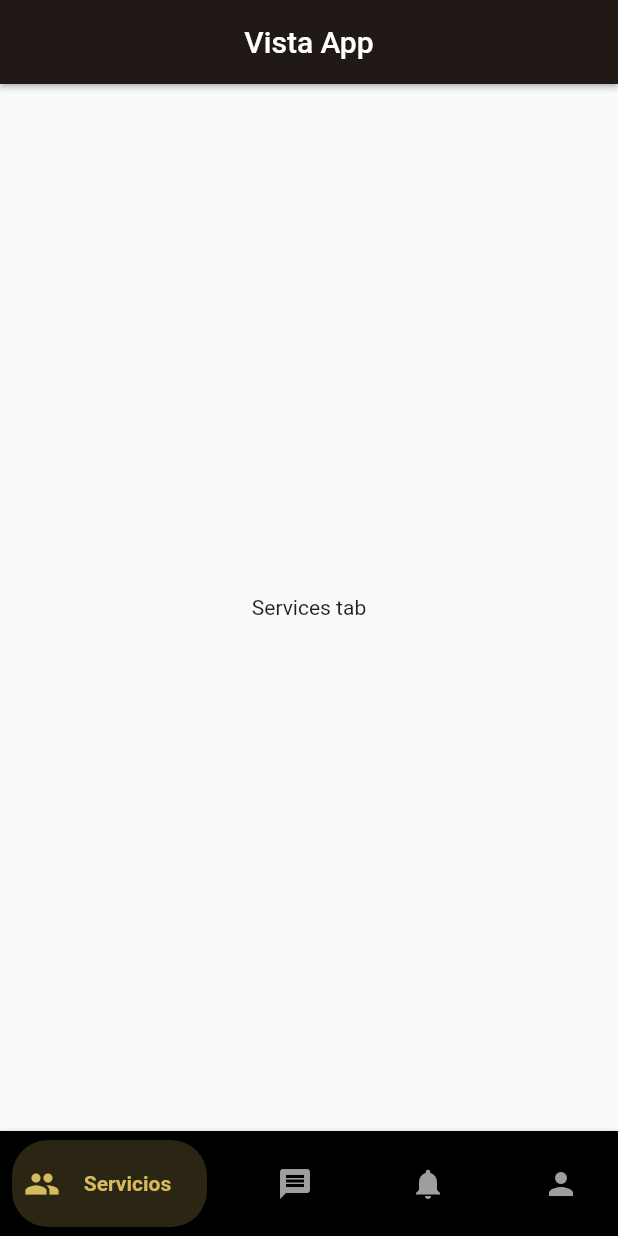
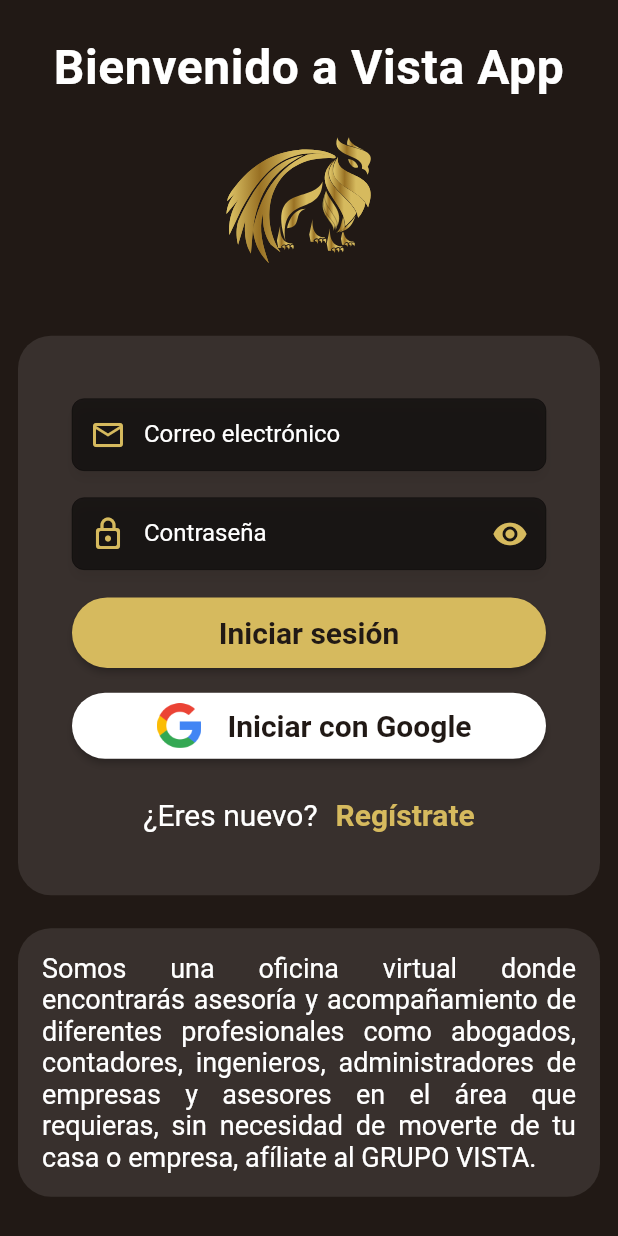
Before and after one commit to paulmrg-461/flutter_vista_app, a Flutter app: the screen it shows after launch, on a phone screen of 412 x 824 dp. Run offline on Flutter 3.47's test engine with Material 2 defaults, Android fonts, the light colour scheme and no system bars; our stand-ins replace flutter_svg.

Commit message:
UI: Login, Register: UI Designs complete

```diff
--- a/lib/main.dart
+++ b/lib/main.dart
@@ -10,12 +10,13 @@
     return MaterialApp(
       title: 'Vista App',
       routes: appRoutes,
-      initialRoute: 'home',
+      initialRoute: 'login',
       theme: ThemeData(
         // brightness: Brightness.light,
         primaryColor: const Color(0xff211915),
-        colorScheme:
-            theme.colorScheme.copyWith(secondary: const Color(0xffD6BA5E)),
+        colorScheme: theme.colorScheme.copyWith(
+            primary: const Color(0xffD6BA5E),
+            secondary: const Color(0xffD6BA5E)),
         appBarTheme: const AppBarTheme(
             color: Color(0xff211915), centerTitle: true, elevation: 1.5),
       ),
--- a/lib/pages/home_page.dart
+++ b/lib/pages/home_page.dart
@@ -1,9 +1,12 @@
+import 'dart:ui';
+
 import 'package:flutter/material.dart';
 import 'package:grupo_vista_app/pages/tabs/chats_tab.dart';
 import 'package:grupo_vista_app/pages/tabs/notifications_tab.dart';
 import 'package:grupo_vista_app/pages/tabs/profile_tab.dart';
 import 'package:grupo_vista_app/pages/tabs/services_tab.dart';
 import 'package:grupo_vista_app/widgets/custom_animateed_bottom_bar.dart';
+import 'package:grupo_vista_app/widgets/custom_appbar.dart';
 
 class HomePage extends StatefulWidget {
   HomePage({Key? key}) : super(key: key);
@@ -20,9 +23,7 @@
   @override
   Widget build(BuildContext context) {
     return Scaffold(
-      appBar: AppBar(
-        title: const Text('Vista App'),
-      ),
+      // appBar: const CustomAppBar(),
       body: getBody(),
       bottomNavigationBar: _buildBottomBar(),
     );
--- /dev/null
+++ b/lib/pages/login_page.dart
@@ -0,0 +1,183 @@
+import 'package:flutter/material.dart';
+import 'package:flutter_svg/svg.dart';
+import 'package:grupo_vista_app/widgets/custom_buttom.dart';
+import 'package:grupo_vista_app/widgets/custom_input.dart';
+
+class LoginPage extends StatelessWidget {
+  const LoginPage({Key? key}) : super(key: key);
+
+  @override
+  Widget build(BuildContext context) {
+    TextEditingController emailController = TextEditingController();
+    TextEditingController passwordController = TextEditingController();
+    return SafeArea(
+      child: Scaffold(
+        // backgroundColor: Colors.black54,
+        backgroundColor: const Color(0xff211915),
+        body: Center(
+          child: SingleChildScrollView(
+            physics: const BouncingScrollPhysics(),
+            child: Column(
+              crossAxisAlignment: CrossAxisAlignment.center,
+              mainAxisAlignment: MainAxisAlignment.center,
+              children: [
+                Column(
+                  children: [
+                    const Text('Bienvenido a Vista App',
+                        textAlign: TextAlign.center,
+                        style: TextStyle(
+                            color: Colors.white,
+                            fontSize: 32,
+                            letterSpacing: 0.4,
+                            fontWeight: FontWeight.w700)),
+                    const SizedBox(
+                      height: 18,
+                    ),
+                    SvgPicture.asset(
+                      'assets/icons/logo_grupo_vista.svg',
+                      semanticsLabel: 'Logo Grupo Vista',
+                      width: MediaQuery.of(context).size.height * 0.3,
+                    ),
+                  ],
+                ),
+                Container(
+                  width: double.infinity,
+                  margin:
+                      const EdgeInsets.symmetric(vertical: 22, horizontal: 12),
+                  padding:
+                      const EdgeInsets.symmetric(vertical: 42, horizontal: 36),
+                  decoration: BoxDecoration(
+                      color: Colors.white10,
+                      borderRadius: BorderRadius.circular(22)),
+                  child: Column(
+                    children: [
+                      CustomInput(
+                        hintText: 'Correo electrónico',
+                        textController: emailController,
+                        icon: Icons.email_outlined,
+                        textInputType: TextInputType.emailAddress,
+                        borderRadius: 8,
+                        backgroundColor: Colors.black54,
+                        borderColor: const Color(0xffD6BA5E),
+                        fontColor: Colors.white,
+                      ),
+                      CustomInput(
+                        hintText: 'Contraseña',
+                        textController: passwordController,
+                        icon: Icons.lock_outline_rounded,
+                        obscureText: true,
+                        passwordVisibility: true,
+                        borderRadius: 8,
+                        backgroundColor: Colors.black54,
+                        borderColor: const Color(0xffD6BA5E),
+                        fontColor: Colors.white,
+                      ),
+                      CustomButton(
+                          text: 'Iniciar sesión',
+                          width: double.infinity,
+                          fontColor: const Color(0xff211915),
+                          fontWeight: FontWeight.bold,
+                          fontSize: 20,
+                          backgroundColor: const Color(0xffD6BA5E),
+                          onPressed: () => print('Mira mama, me aplastaron')),
+                      const _GoogleButton(),
+                      Padding(
+                        padding: const EdgeInsets.only(top: 24),
+                        child: Row(
+                          mainAxisAlignment: MainAxisAlignment.center,
+                          children: [
+                            const Text('¿Eres nuevo?',
+                                style: TextStyle(
+                                    color: Colors.white,
+                                    fontSize: 20,
+                                    fontWeight: FontWeight.w400)),
+                            const SizedBox(
+                              width: 12,
+                            ),
+                            GestureDetector(
+                              onTap: () =>
+                                  Navigator.pushNamed(context, 'register'),
+                              child: const Text('Regístrate',
+                                  style: TextStyle(
+                                      color: Color(0xffD6BA5E),
+                                      fontSize: 20,
+                                      fontWeight: FontWeight.w700)),
+                            ),
+                          ],
+                        ),
+                      )
+                    ],
+                  ),
+                ),
+                Container(
+                  width: double.infinity,
+                  margin: const EdgeInsets.symmetric(horizontal: 12),
+                  padding: const EdgeInsets.all(16),
+                  decoration: BoxDecoration(
+                      color: Colors.white10,
+                      borderRadius: BorderRadius.circular(22)),
+                  child: const Text(
+                      'Somos una oficina virtual donde encontrarás asesoría y acompañamiento de diferentes profesionales como abogados, contadores, ingenieros, administradores de empresas y asesores en el área que requieras, sin necesidad de moverte de tu casa o empresa, afíliate al GRUPO VISTA.',
+                      textAlign: TextAlign.justify,
+                      style: TextStyle(
+                          color: Colors.white,
+                          fontSize: 18,
+                          // letterSpacing: 0.4,
+                          fontWeight: FontWeight.w400)),
+                ),
+              ],
+            ),
+          ),
+        ),
+      ),
+    );
+  }
+}
+
+class _GoogleButton extends StatelessWidget {
+  const _GoogleButton({
+    Key? key,
+  }) : super(key: key);
+
+  @override
+  Widget build(BuildContext context) {
+    return Container(
+      padding: const EdgeInsets.only(top: 8),
+      width: double.infinity,
+      child: ElevatedButton(
+          style: ButtonStyle(
+              overlayColor: MaterialStateProperty.resolveWith((states) =>
+                  states.contains(MaterialState.pressed)
+                      ? const Color(0xffD6BA5E).withOpacity(0.5)
+                      : null),
+              backgroundColor: MaterialStateProperty.all(Colors.white),
+              shape: MaterialStateProperty.all<RoundedRectangleBorder>(
+                  RoundedRectangleBorder(
+                borderRadius: BorderRadius.circular(26),
+                // side: BorderSide(color: Colors.red)
+              ))),
+          onPressed: () => 'Mira mama, me aplastaron el Google',
+          child: Row(
+            mainAxisAlignment: MainAxisAlignment.center,
+            children: [
+              Container(
+                margin: const EdgeInsets.all(7),
+                width: 30,
+                height: 30,
+                child: Image.asset('assets/icons/google_logo.png'),
+              ),
+              const SizedBox(
+                width: 10,
+              ),
+              const Text(
+                'Iniciar con Google',
+                style: TextStyle(
+                    fontSize: 20,
+                    color: Color(0xff211915),
+                    fontWeight: FontWeight.bold),
+              ),
+            ],
+          )),
+    );
+  }
+}
--- a/lib/routes/routes.dart
+++ b/lib/routes/routes.dart
@@ -1,6 +1,10 @@
 import 'package:flutter/material.dart';
 import 'package:grupo_vista_app/pages/home_page.dart';
+import 'package:grupo_vista_app/pages/login_page.dart';
+import 'package:grupo_vista_app/pages/register_page.dart';
 
 final Map<String, Widget Function(BuildContext)> appRoutes = {
-  'home': (_) => HomePage()
+  'home': (_) => HomePage(),
+  'login': (_) => const LoginPage(),
+  'register': (_) => const RegisterPage(),
 };
--- /dev/null
+++ b/lib/widgets/custom_buttom.dart
@@ -0,0 +1,67 @@
+import 'package:flutter/material.dart';
+
+class CustomButton extends StatelessWidget {
+  final IconData? icon;
+  final String? text;
+  final double? fontSize;
+  final Color? fontColor;
+  final FontWeight? fontWeight;
+  final VoidCallback? onPressed;
+  final Color? backgroundColor;
+  final double? width;
+  final double? borderRadius;
+  const CustomButton(
+      {Key? key,
+      this.icon,
+      @required this.text,
+      @required this.onPressed,
+      this.width,
+      this.fontSize = 16,
+      this.fontColor = Colors.white,
+      this.fontWeight = FontWeight.normal,
+      this.backgroundColor = Colors.blue,
+      this.borderRadius = 26})
+      : super(key: key);
+
+  @override
+  Widget build(BuildContext context) {
+    return Container(
+      padding: const EdgeInsets.only(bottom: 6),
+      width: width,
+      child: ElevatedButton(
+          style: ButtonStyle(
+              backgroundColor: MaterialStateProperty.all(backgroundColor),
+              shape: MaterialStateProperty.all<RoundedRectangleBorder>(
+                  RoundedRectangleBorder(
+                borderRadius: BorderRadius.circular(borderRadius!),
+                // side: BorderSide(color: Colors.red)
+              ))),
+          onPressed: onPressed,
+          child: (icon == null)
+              ? Padding(
+                  padding: const EdgeInsets.symmetric(vertical: 12.0),
+                  child: Text(text!,
+                      style: TextStyle(
+                          fontSize: fontSize!,
+                          color: fontColor!,
+                          fontWeight: fontWeight!)),
+                )
+              : Row(
+                  mainAxisAlignment: MainAxisAlignment.center,
+                  children: [
+                    Icon(icon),
+                    const SizedBox(
+                      width: 8.0,
+                    ),
+                    Text(
+                      text!,
+                      style: TextStyle(
+                          fontSize: fontSize!,
+                          color: fontColor!,
+                          fontWeight: fontWeight!),
+                    ),
+                  ],
+                )),
+    );
+  }
+}
--- /dev/null
+++ b/lib/widgets/custom_input.dart
@@ -0,0 +1,92 @@
+import 'package:flutter/material.dart';
+
+class CustomInput extends StatefulWidget {
+  final String? hintText;
+  final TextEditingController? textController;
+  final IconData? icon;
+  final bool passwordVisibility;
+  final TextInputType textInputType;
+  final bool obscureText;
+  final TextCapitalization textCapitalization;
+  final bool enabledInputInteraction;
+  final double? borderRadius;
+  final Color? backgroundColor;
+  final Color? borderColor;
+  final Color? fontColor;
+
+  const CustomInput({
+    Key? key,
+    @required this.hintText,
+    @required this.textController,
+    @required this.icon,
+    this.passwordVisibility = false,
+    this.textInputType = TextInputType.text,
+    this.obscureText = false,
+    this.enabledInputInteraction = true,
+    this.textCapitalization = TextCapitalization.none,
+    this.borderRadius = 36,
+    this.backgroundColor = Colors.white,
+    this.borderColor = Colors.blue,
+    this.fontColor = Colors.black87,
+  }) : super(key: key);
+
+  @override
+  _CustomInputState createState() => _CustomInputState();
+}
+
+class _CustomInputState extends State<CustomInput> {
+  bool passwordObscure = true;
+  @override
+  Widget build(BuildContext context) {
+    return Container(
+        margin: const EdgeInsets.only(bottom: 18),
+        //padding: EdgeInsets.only(top: 6, left: 6, right: 18),
+        decoration: BoxDecoration(
+            color: widget.backgroundColor!,
+            borderRadius: BorderRadius.circular(widget.borderRadius!),
+            boxShadow: <BoxShadow>[
+              BoxShadow(
+                  color: Colors.black.withOpacity(0.05),
+                  offset: const Offset(0, 5),
+                  blurRadius: 5)
+            ]),
+        child: TextField(
+          style: TextStyle(color: widget.fontColor!),
+          controller: widget.textController,
+          autocorrect: false,
+          keyboardType: widget.textInputType,
+          obscureText: (widget.obscureText && passwordObscure) ? true : false,
+          enabled: widget.enabledInputInteraction,
+          textCapitalization: widget.textCapitalization,
+          decoration: InputDecoration(
+              isCollapsed: true,
+              prefixIcon: Icon(
+                widget.icon,
+                color: widget.borderColor,
+              ),
+              suffixIcon: widget.passwordVisibility
+                  ? IconButton(
+                      color: widget.borderColor,
+                      icon: Icon(passwordObscure
+                          ? Icons.visibility
+                          : Icons.visibility_off),
+                      onPressed: () => setState(() {
+                        passwordObscure = !passwordObscure;
+                      }),
+                    )
+                  : null,
+              contentPadding: const EdgeInsets.symmetric(vertical: 14),
+              focusedBorder: OutlineInputBorder(
+                borderRadius: BorderRadius.circular(widget.borderRadius!),
+                borderSide: BorderSide(color: widget.borderColor!, width: 1.5),
+              ),
+              border: OutlineInputBorder(
+                borderRadius: BorderRadius.circular(widget.borderRadius!),
+                borderSide: const BorderSide(color: Colors.black38, width: 1.5),
+              ),
+              //hintText: this.hintText,
+              labelText: widget.hintText,
+              labelStyle: TextStyle(color: widget.fontColor!)),
+        ));
+  }
+}
```
Also changed, not shown: lib/pages/register_page.dart (added, +79 -0 lines), lib/widgets/custom_alert_dialog.dart (added, +40 -0 lines), lib/widgets/custom_appbar.dart (added, +67 -0 lines), pubspec.yaml (+5 -3 lines), assets/icons/google_logo.png (added), assets/icons/logo_grupo_vista.svg (added), pubspec.lock.
